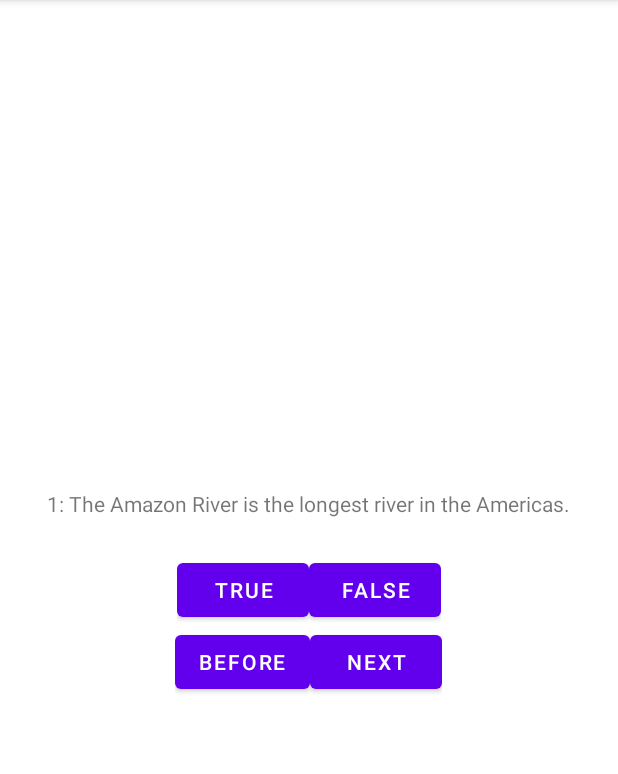
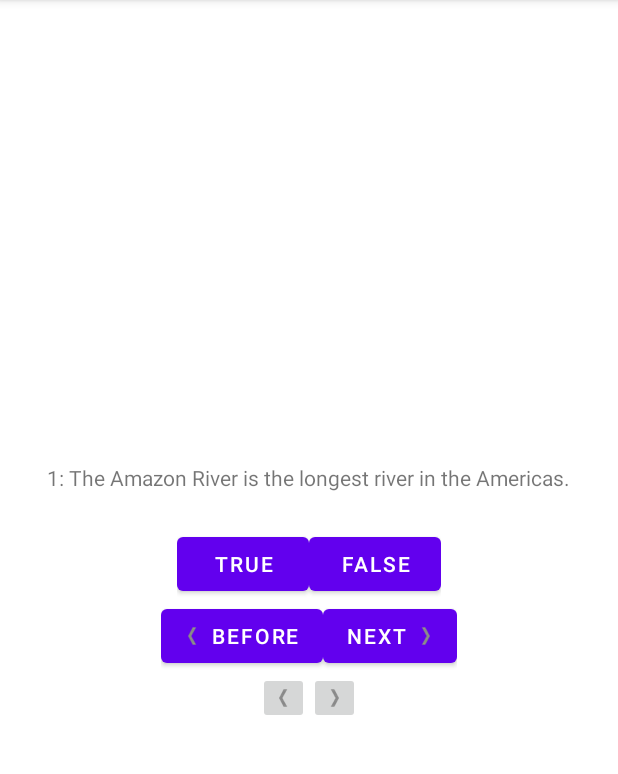
Before and after one commit to kaluogh/MyAndroidStudy, an Android app: the screen it shows after launch (MainActivity), on a phone screen of 412 x 824 dp, the part 84-858 px from its top. Run offline under Robolectric (Android 15) with nearby library versions, the phone set to English and light mode, and no system bars.

Commit message:
2 update, 3update

```diff
--- a/GeoQuiz/app/src/main/java/com/bignerdranch/android/geoquiz/MainActivity.kt
+++ b/GeoQuiz/app/src/main/java/com/bignerdranch/android/geoquiz/MainActivity.kt
@@ -2,19 +2,24 @@ package com.bignerdranch.android.geoquiz
 
 import androidx.appcompat.app.AppCompatActivity
 import android.os.Bundle
+import android.util.Log
 import android.view.View
 import android.widget.Button
+import android.widget.ImageButton
 import android.widget.TextView
 import android.widget.Toast
 import androidx.annotation.StringRes
 import java.lang.StringBuilder
 
+private const val TAG = "MainActivity"
 
 class MainActivity : AppCompatActivity() {
     private lateinit var trueButton: Button
     private lateinit var falseButton: Button
     private lateinit var beforeButton: Button
     private lateinit var nextButton: Button
+    private lateinit var beforeImageButton: ImageButton
+    private lateinit var nextImageButton: ImageButton
     private lateinit var questionView: TextView
     private var questionIndex = 0
     private var questionBank = listOf<Question>(
@@ -27,6 +32,8 @@ class MainActivity : AppCompatActivity() {
 
     override fun onCreate(savedInstanceState: Bundle?) {
         super.onCreate(savedInstanceState)
+        Log.d(TAG, "onCreate")
+
         setContentView(R.layout.activity_main)
 
         questionView = findViewById(R.id.quest_view)
@@ -34,6 +41,8 @@ class MainActivity : AppCompatActivity() {
         trueButton = findViewById(R.id.true_button)
         beforeButton = findViewById(R.id.before_button)
         nextButton = findViewById(R.id.next_button)
+        beforeImageButton = findViewById(R.id.before_imagebutton)
+        nextImageButton = findViewById(R.id.next_imagebutton)
 
 
         trueButton.setOnClickListener { view: View ->
@@ -51,6 +60,13 @@ class MainActivity : AppCompatActivity() {
             updateQuesttion(questionIndex)
         }
 
+        beforeImageButton.setOnClickListener { view: View ->
+            if (questionIndex > 0) {
+                questionIndex --
+            }
+            updateQuesttion(questionIndex)
+        }
+
         nextButton.setOnClickListener { view: View ->
             if (questionIndex < questionBank.size - 1) {
                 questionIndex ++
@@ -58,7 +74,39 @@ class MainActivity : AppCompatActivity() {
             updateQuesttion(questionIndex)
         }
 
+        nextImageButton.setOnClickListener { view: View ->
+            if (questionIndex < questionBank.size - 1) {
+                questionIndex ++
+            }
+            updateQuesttion(questionIndex)
+        }
+
         updateQuesttion(0)
+    }
+
+    override fun onDestroy() {
+        super.onDestroy()
+        Log.d(TAG, "onDestroy")
+    }
+
+    override fun onStart() {
+        super.onStart()
+        Log.d(TAG, "onStart")
+    }
+
+    override fun onStop() {
+        super.onStop()
+        Log.d(TAG, "onStop")
+    }
+
+    override fun onResume() {
+        super.onResume()
+        Log.d(TAG, "onResume")
+    }
+
+    override fun onPause() {
+        super.onPause()
+        Log.d(TAG, "onPause")
     }
 
     private fun checkAnswer(answer: Boolean) {
--- a/GeoQuiz/app/src/main/res/layout/activity_main.xml
+++ b/GeoQuiz/app/src/main/res/layout/activity_main.xml
@@ -56,12 +56,29 @@
             android:id="@+id/before_button"
             android:layout_width="wrap_content"
             android:layout_height="wrap_content"
-            android:text="@string/before_button"></Button>
+            android:drawableLeft="@drawable/arrow_left"
+            android:text="@string/before_button">
+        </Button>
         <Button
             android:id="@+id/next_button"
             android:layout_width="wrap_content"
             android:layout_height="wrap_content"
+            android:drawableRight="@drawable/arrow_right"
             android:text="@string/next_button"></Button>
     </LinearLayout>
 
+    <LinearLayout
+        android:layout_width="wrap_content"
+        android:layout_height="wrap_content">
+        <ImageButton
+            android:id="@+id/before_imagebutton"
+            android:layout_width="wrap_content"
+            android:layout_height="wrap_content"
+            android:src="@drawable/arrow_left"></ImageButton>
+        <ImageButton
+            android:id="@+id/next_imagebutton"
+            android:layout_width="wrap_content"
+            android:layout_height="wrap_content"
+            android:src="@drawable/arrow_right"></ImageButton>
+    </LinearLayout>
 </LinearLayout>
```
Also changed, not shown: GeoQuiz/app/src/main/res/drawable-hdpi/arrow_left.png (added), GeoQuiz/app/src/main/res/drawable-hdpi/arrow_right.png (added), GeoQuiz/app/src/main/res/drawable-mdpi/arrow_left.png (added), GeoQuiz/app/src/main/res/drawable-mdpi/arrow_right.png (added), GeoQuiz/app/src/main/res/drawable-xhdpi/arrow_left.png (added), GeoQuiz/app/src/main/res/drawable-xhdpi/arrow_right.png (added), GeoQuiz/app/src/main/res/drawable-xxhdpi/arrow_left.png (added), GeoQuiz/app/src/main/res/drawable-xxhdpi/arrow_right.png (added), GeoQuiz/app/src/main/res/drawable-xxxhdpi/arrow_left.png (added), GeoQuiz/app/src/main/res/drawable-xxxhdpi/arrow_right.png (added).
